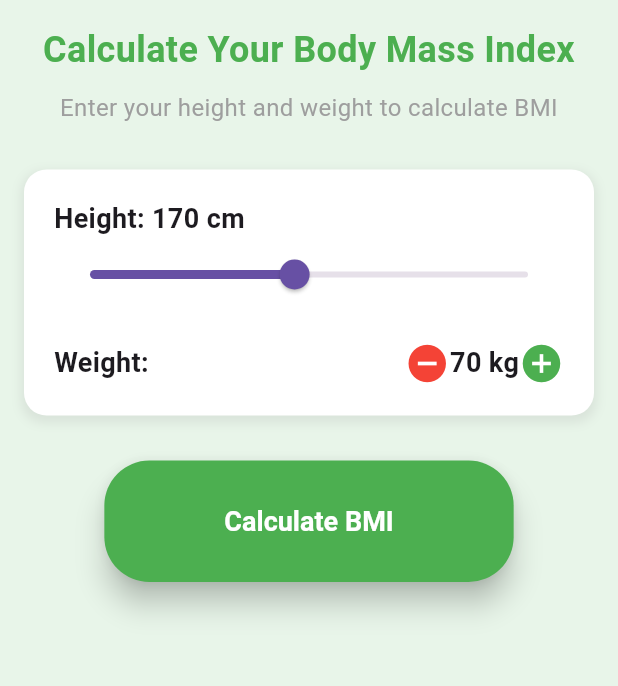
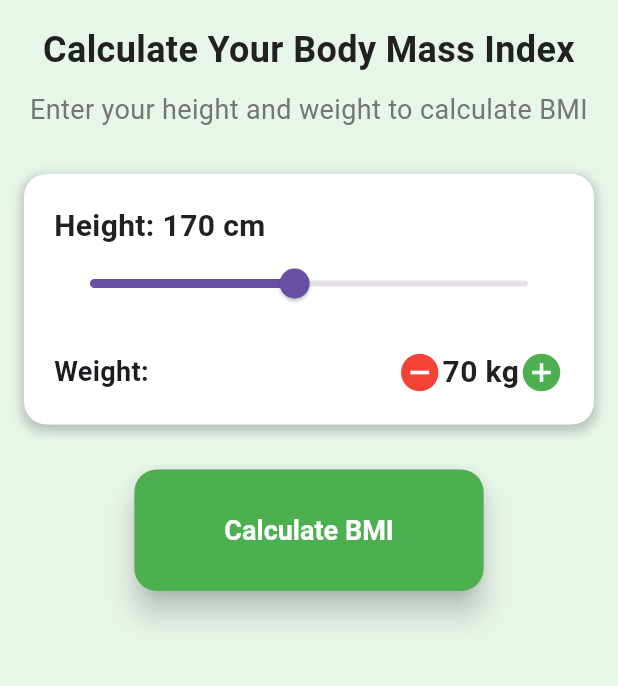
Before and after one commit to uroojkhadim/FA23-BSE-019-5A-UroojKhadim, a Flutter app: the screen it shows after launch, after a tap on the "slideshow" icon, on a phone screen of 412 x 824 dp, the part 84-770 px from its top. Run offline on Flutter 3.47's test engine with Material 3 defaults, Android fonts, the phone set to English and light mode, and no system bars; our stand-ins replace csv, file_picker, fl_chart, flutter_local_notifications, google_sign_in, googleapis_auth and 5 more; missing offline and left inert: excel, googleapis; accounts and stored records are empty.

Commit message:
video 12
Const Files Created:
1. ContainerConstants
Padding, margin, and border radius constants
Box shadow definitions with proper color values
Container dimensions for specific UI elements
2. ColorConstants
Primary app colors
Text colors for different purposes
BMI category colors
Button and input field colors
3. TextStyleConstants
Text styles for titles, body text, and specific elements
Consistent font sizes, weights, and colors
Styles for BMI value, category, and description
4. SpacingConstants
Standard spacing values (small, medium, large, etc.)
Padding and margin definitions for different UI elements
Implementation Throughout the App:

```diff
--- a/bmi_calculator/lib/main.dart
+++ b/bmi_calculator/lib/main.dart
@@ -10,6 +10,7 @@ import 'widgets/text_widgets.dart';
 import 'widgets/input_method.dart';
 import 'widgets/bmi_category.dart';
 import 'widgets/bmi_calculator_callbacks.dart';
+import 'widgets/constants/spacing_constants.dart';
 
 // =============================================================================
 // MAIN APPLICATION
@@ -192,17 +193,17 @@ class _BMICalculatorState extends State<BMICalculator> {
       // Main content area with scrollable layout
       body: SingleChildScrollView(
         child: Padding(
-          padding: const EdgeInsets.all(16.0),
+          padding: SpacingConstants.defaultPadding,
           child: Column(
             mainAxisAlignment: MainAxisAlignment.start,
             crossAxisAlignment: CrossAxisAlignment.stretch,
             children: [
               // App title
               const AppTitleText(),
-              const SizedBox(height: 10),
+              const SizedBox(height: SpacingConstants.medium),
               // App description
               const AppDescriptionText(),
-              const SizedBox(height: 30),
+              const SizedBox(height: SpacingConstants.huge),
 
               // Input cards based on selected method using conditional renderer
               BMICalculatorCallbacks.createConditionalRenderer(
@@ -251,7 +252,7 @@ class _BMICalculatorState extends State<BMICalculator> {
                 ),
               )(),
 
-              const SizedBox(height: 30),
+              const SizedBox(height: SpacingConstants.huge),
 
               // Calculate button
               Center(
@@ -264,7 +265,7 @@ class _BMICalculatorState extends State<BMICalculator> {
                 ),
               ),
 
-              const SizedBox(height: 30),
+              const SizedBox(height: SpacingConstants.huge),
 
               // Display BMI result if calculated using conditional renderer
               BMICalculatorCallbacks.createConditionalRenderer(
--- a/bmi_calculator/lib/widgets/app_theme.dart
+++ b/bmi_calculator/lib/widgets/app_theme.dart
@@ -1,5 +1,9 @@
 // Import the Flutter material design library
 import 'package:flutter/material.dart';
+import 'constants/color_constants.dart';
+import 'constants/text_style_constants.dart';
+import 'constants/spacing_constants.dart';
+import 'constants/container_constants.dart';
 
 /// Custom theme data class for the BMI calculator
 /// Contains all styling information for consistent UI across the app
@@ -8,72 +12,55 @@ class BMICalculatorTheme {
   static final ThemeData lightTheme = ThemeData(
     primarySwatch: Colors.blue,
     visualDensity: VisualDensity.adaptivePlatformDensity,
-    scaffoldBackgroundColor: const Color(0xFFE8F5E9), // Light green background
+    scaffoldBackgroundColor: ColorConstants.lightBackground,
     appBarTheme: const AppBarTheme(
-      backgroundColor: Colors.green, // Green app bar
+      backgroundColor: ColorConstants.primaryGreen,
       foregroundColor: Colors.white,
       elevation: 4,
-      titleTextStyle: TextStyle(
-        color: Colors.white,
-        fontSize: 22,
-        fontWeight: FontWeight.bold,
-      ),
+      titleTextStyle: TextStyleConstants.mediumTitle,
     ),
     elevatedButtonTheme: ElevatedButtonThemeData(
       style: ElevatedButton.styleFrom(
-        backgroundColor: Colors.green, // Green buttons
-        foregroundColor: Colors.white,
-        padding: const EdgeInsets.symmetric(horizontal: 50, vertical: 15),
-        textStyle: const TextStyle(
-          fontSize: 18,
-          fontWeight: FontWeight.bold,
-        ),
+        backgroundColor: ColorConstants.buttonColor,
+        foregroundColor: ColorConstants.buttonTextColor,
+        padding: SpacingConstants.buttonPadding,
+        textStyle: TextStyleConstants.buttonText,
         shape: RoundedRectangleBorder(
-          borderRadius: BorderRadius.circular(30), // Rounded buttons
+          borderRadius: ContainerConstants.defaultBorderRadius,
         ),
         elevation: 8,
       ),
     ),
     inputDecorationTheme: InputDecorationTheme(
       border: OutlineInputBorder(
-        borderRadius: BorderRadius.circular(15),
+        borderRadius: ContainerConstants.smallBorderRadius,
         borderSide: BorderSide.none,
       ),
       enabledBorder: OutlineInputBorder(
-        borderRadius: BorderRadius.circular(15),
+        borderRadius: ContainerConstants.smallBorderRadius,
         borderSide: BorderSide.none,
       ),
       focusedBorder: OutlineInputBorder(
-        borderRadius: BorderRadius.circular(15),
-        borderSide: const BorderSide(color: Colors.green, width: 2),
+        borderRadius: ContainerConstants.smallBorderRadius,
+        borderSide: const BorderSide(color: ColorConstants.inputFieldBorder, width: 2),
       ),
       filled: true,
-      fillColor: Colors.white, // White input fields
-      contentPadding: const EdgeInsets.all(20),
-      labelStyle: const TextStyle(
-        color: Colors.grey,
-        fontSize: 16,
-      ),
+      fillColor: ColorConstants.inputFieldBackground,
+      contentPadding: SpacingConstants.inputPadding,
+      labelStyle: TextStyleConstants.inputLabel,
     ),
     textTheme: const TextTheme(
-      headlineMedium: TextStyle(
-        fontSize: 20,
-        fontWeight: FontWeight.bold,
-        color: Colors.black87,
-      ),
-      bodyLarge: TextStyle(
-        fontSize: 16,
-        color: Colors.black54,
-      ),
+      headlineMedium: TextStyleConstants.smallTitle,
+      bodyLarge: TextStyleConstants.mediumBody,
     ),
   );
 
   // Color scheme for different BMI categories
   static const Map<String, Color> bmiCategoryColors = {
-    'Underweight': Colors.blue,
-    'Normal weight': Colors.green,
-    'Overweight': Colors.orange,
-    'Obese': Colors.red,
+    'Underweight': ColorConstants.underweightColor,
+    'Normal weight': ColorConstants.normalWeightColor,
+    'Overweight': ColorConstants.overweightColor,
+    'Obese': ColorConstants.obeseColor,
   };
 
   // Get color for BMI category
--- a/bmi_calculator/lib/widgets/bmi_result_card.dart
+++ b/bmi_calculator/lib/widgets/bmi_result_card.dart
@@ -4,6 +4,9 @@ import 'repeat_container.dart';
 import 'text_widgets.dart';
 import '../widgets/app_theme.dart';
 import 'bmi_category.dart';
+import 'constants/container_constants.dart';
+import 'constants/color_constants.dart';
+import 'constants/spacing_constants.dart';
 
 /// BMI Result Card Widget
 /// Displays the calculated BMI result with category and visualization
@@ -29,31 +32,25 @@ class BMIResultCard extends StatelessWidget {
   Widget build(BuildContext context) {
     return RepeatContainer(
       color: color, // Use category color as background
-      borderRadius: BorderRadius.circular(20), // More rounded corners
-      boxShadow: [
-        BoxShadow(
-          color: Colors.black.withOpacity(0.15), // Darker shadow for emphasis
-          blurRadius: 15,
-          offset: const Offset(0, 5),
-        ),
-      ],
+      borderRadius: ContainerConstants.largeBorderRadius, // More rounded corners
+      boxShadow: ContainerConstants.emphasizedBoxShadow,
       child: Column(
         children: [
           // Result title
           const BMIResultHeaderText(),
-          const SizedBox(height: 15),
+          const SizedBox(height: SpacingConstants.large),
           // Large BMI value display
           BMIValueText(bmi: bmi),
-          const SizedBox(height: 10),
+          const SizedBox(height: SpacingConstants.medium),
           // BMI category display
           CategoryLabelText(category: category.displayName),
-          const SizedBox(height: 15),
+          const SizedBox(height: SpacingConstants.large),
           // Visual BMI scale representation
           Container(
-            height: 20,
+            height: ContainerConstants.bmiScaleHeight,
             decoration: BoxDecoration(
               color: Colors.white.withOpacity(0.3), // Semi-transparent background
-              borderRadius: BorderRadius.circular(10),
+              borderRadius: ContainerConstants.smallBorderRadius,
             ),
             child: Row(
               children: [
@@ -62,7 +59,7 @@ class BMIResultCard extends StatelessWidget {
                   flex: 185,
                   child: Container(
                     decoration: const BoxDecoration(
-                      color: Colors.blue,
+                      color: ColorConstants.underweightColor,
                       borderRadius: BorderRadius.only(
                         topLeft: Radius.circular(10),
                         bottomLeft: Radius.circular(10),
@@ -74,14 +71,14 @@ class BMIResultCard extends StatelessWidget {
                 Expanded(
                   flex: 650,
                   child: Container(
-                    color: Colors.green,
+                    color: ColorConstants.normalWeightColor,
                   ),
                 ),
                 // Overweight section (orange)
                 Expanded(
                   flex: 500,
                   child: Container(
-                    color: Colors.orange,
+                    color: ColorConstants.overweightColor,
                   ),
                 ),
                 // Obese section (red)
@@ -89,7 +86,7 @@ class BMIResultCard extends StatelessWidget {
                   flex: 700,
                   child: Container(
                     decoration: const BoxDecoration(
-                      color: Colors.red,
+                      color: ColorConstants.obeseColor,
                       borderRadius: BorderRadius.only(
                         topRight: Radius.circular(10),
                         bottomRight: Radius.circular(10),
@@ -100,7 +97,7 @@ class BMIResultCard extends StatelessWidget {
               ],
             ),
           ),
-          const SizedBox(height: 10),
+          const SizedBox(height: SpacingConstants.medium),
           // Labels for the BMI scale
           const Row(
             mainAxisAlignment: MainAxisAlignment.spaceBetween,
@@ -111,7 +108,7 @@ class BMIResultCard extends StatelessWidget {
               ScaleLabelText(text: 'Obese'),
             ],
           ),
-          const SizedBox(height: 15),
+          const SizedBox(height: SpacingConstants.large),
           // Description based on BMI category
           CategoryDescriptionText(description: category.description),
         ],
--- /dev/null
+++ b/bmi_calculator/lib/widgets/constants/color_constants.dart
@@ -0,0 +1,43 @@
+// Import the Flutter material design library
+import 'package:flutter/material.dart';
+
+/// Constants for colors used throughout the BMI calculator app
+class ColorConstants {
+  /// Primary green color for the app
+  static const Color primaryGreen = Color(0xFF4CAF50);
+
+  /// Light background color
+  static const Color lightBackground = Color(0xFFE8F5E9);
+
+  /// Dark text color
+  static const Color darkText = Color(0xFF212121);
+
+  /// Medium text color
+  static const Color mediumText = Color(0xFF757575);
+
+  /// Light text color
+  static const Color lightText = Color(0xFFBDBDBD);
+
+  /// BMI category colors
+  static const Color underweightColor = Colors.blue;
+  static const Color normalWeightColor = Colors.green;
+  static const Color overweightColor = Colors.orange;
+  static const Color obeseColor = Colors.red;
+
+  /// Button colors
+  static const Color buttonColor = Color(0xFF4CAF50);
+  static const Color buttonTextColor = Colors.white;
+
+  /// Input field colors
+  static const Color inputFieldBackground = Colors.white;
+  static const Color inputFieldBorder = Color(0xFF4CAF50);
+
+  /// Success color
+  static const Color success = Colors.green;
+
+  /// Warning color
+  static const Color warning = Colors.orange;
+
+  /// Error color
+  static const Color error = Colors.red;
+}
--- /dev/null
+++ b/bmi_calculator/lib/widgets/constants/container_constants.dart
@@ -0,0 +1,51 @@
+// Import the Flutter material design library
+import 'package:flutter/material.dart';
+
+/// Constants for container styling throughout the BMI calculator app
+class ContainerConstants {
+  /// Default padding for containers
+  static const EdgeInsets defaultPadding = EdgeInsets.all(20.0);
+
+  /// Default margin for containers
+  static const EdgeInsets defaultMargin = EdgeInsets.all(0.0);
+
+  /// Default border radius for containers
+  static const BorderRadius defaultBorderRadius = BorderRadius.all(Radius.circular(15.0));
+
+  /// Large border radius for containers
+  static const BorderRadius largeBorderRadius = BorderRadius.all(Radius.circular(20.0));
+
+  /// Small border radius for containers
+  static const BorderRadius smallBorderRadius = BorderRadius.all(Radius.circular(10.0));
+
+  /// Default box shadow for containers
+  static const List<BoxShadow> defaultBoxShadow = [
+    BoxShadow(
+      color: Color(0x33000000), // Grey with opacity
+      spreadRadius: 2,
+      blurRadius: 5,
+      offset: Offset(0, 3),
+    ),
+  ];
+
+  /// Emphasized box shadow for containers
+  static const List<BoxShadow> emphasizedBoxShadow = [
+    BoxShadow(
+      color: Color(0x26000000), // Black with opacity
+      blurRadius: 15,
+      offset: Offset(0, 5),
+    ),
+  ];
+
+  /// No box shadow
+  static const List<BoxShadow> noBoxShadow = [];
+
+  /// Default container color
+  static const Color defaultColor = Colors.white;
+
+  /// Container height for BMI scale
+  static const double bmiScaleHeight = 20.0;
+
+  /// Container width for BMI category indicators
+  static const double categoryIndicatorWidth = 10.0;
+}
--- /dev/null
+++ b/bmi_calculator/lib/widgets/constants/spacing_constants.dart
@@ -0,0 +1,38 @@
+// Import the Flutter material design library
+import 'package:flutter/material.dart';
+
+/// Constants for spacing used throughout the BMI calculator app
+class SpacingConstants {
+  /// Small spacing (5.0)
+  static const double small = 5.0;
+
+  /// Medium spacing (10.0)
+  static const double medium = 10.0;
+
+  /// Large spacing (15.0)
+  static const double large = 15.0;
+
+  /// Extra large spacing (20.0)
+  static const double extraLarge = 20.0;
+
+  /// Huge spacing (30.0)
+  static const double huge = 30.0;
+
+  /// Default padding for app
+  static const EdgeInsets defaultPadding = EdgeInsets.all(16.0);
+
+  /// Default margin for app
+  static const EdgeInsets defaultMargin = EdgeInsets.all(0.0);
+
+  /// Padding for input fields
+  static const EdgeInsets inputPadding = EdgeInsets.all(20.0);
+
+  /// Padding for buttons
+  static const EdgeInsets buttonPadding = EdgeInsets.symmetric(horizontal: 30.0, vertical: 15.0);
+
+  /// Padding for cards
+  static const EdgeInsets cardPadding = EdgeInsets.all(20.0);
+
+  /// Margin between elements
+  static const EdgeInsets elementMargin = EdgeInsets.symmetric(vertical: 10.0);
+}
--- /dev/null
+++ b/bmi_calculator/lib/widgets/constants/text_style_constants.dart
@@ -0,0 +1,84 @@
+// Import the Flutter material design library
+import 'package:flutter/material.dart';
+import 'color_constants.dart';
+
+/// Constants for text styles used throughout the BMI calculator app
+class TextStyleConstants {
+  /// Large title style
+  static const TextStyle largeTitle = TextStyle(
+    fontSize: 24.0,
+    fontWeight: FontWeight.bold,
+    color: ColorConstants.darkText,
+  );
+
+  /// Medium title style
+  static const TextStyle mediumTitle = TextStyle(
+    fontSize: 22.0,
+    fontWeight: FontWeight.bold,
+    color: Colors.white,
+  );
+
+  /// Small title style
+  static const TextStyle smallTitle = TextStyle(
+    fontSize: 20.0,
+    fontWeight: FontWeight.bold,
+    color: ColorConstants.darkText,
+  );
+
+  /// Large body style
+  static const TextStyle largeBody = TextStyle(
+    fontSize: 18.0,
+    color: ColorConstants.mediumText,
+  );
+
+  /// Medium body style
+  static const TextStyle mediumBody = TextStyle(
+    fontSize: 16.0,
+    color: ColorConstants.mediumText,
+  );
+
+  /// Small body style
+  static const TextStyle smallBody = TextStyle(
+    fontSize: 14.0,
+    color: ColorConstants.lightText,
+  );
+
+  /// BMI value style
+  static const TextStyle bmiValue = TextStyle(
+    fontSize: 56.0,
+    fontWeight: FontWeight.bold,
+    color: Colors.white,
+  );
+
+  /// BMI category style
+  static const TextStyle bmiCategory = TextStyle(
+    fontSize: 24.0,
+    fontWeight: FontWeight.bold,
+    color: Colors.white,
+  );
+
+  /// BMI description style
+  static const TextStyle bmiDescription = TextStyle(
+    fontSize: 16.0,
+    color: Colors.white,
+  );
+
+  /// Scale label style
+  static const TextStyle scaleLabel = TextStyle(
+    fontSize: 12.0,
+    fontWeight: FontWeight.bold,
+    color: Colors.white,
+  );
+
+  /// Input label style
+  static const TextStyle inputLabel = TextStyle(
+    fontSize: 16.0,
+    color: Colors.grey,
+  );
+
+  /// Button text style
+  static const TextStyle buttonText = TextStyle(
+    fontSize: 18.0,
+    fontWeight: FontWeight.bold,
+  );
+}
--- a/bmi_calculator/lib/widgets/repeat_container.dart
+++ b/bmi_calculator/lib/widgets/repeat_container.dart
@@ -1,5 +1,6 @@
 // Import the Flutter material design library
 import 'package:flutter/material.dart';
+import 'constants/container_constants.dart';
 
 /// RepeatContainer class for consistent styled containers
 /// This widget provides a reusable container with consistent styling
@@ -29,8 +30,8 @@ class RepeatContainer extends StatelessWidget {
     required this.child,
     this.color,
     this.margin,
-    this.padding = const EdgeInsets.all(20),
-    this.borderRadius = const BorderRadius.all(Radius.circular(15)),
+    this.padding = ContainerConstants.defaultPadding,
+    this.borderRadius = ContainerConstants.defaultBorderRadius,
     this.boxShadow,
   }) : super(key: key);
 
@@ -40,16 +41,9 @@ class RepeatContainer extends StatelessWidget {
       margin: margin,
       padding: padding,
       decoration: BoxDecoration(
-        color: color ?? Colors.white, // Use provided color or default to white
+        color: color ?? ContainerConstants.defaultColor, // Use provided color or default to white
         borderRadius: borderRadius,
-        boxShadow: boxShadow ?? [
-          BoxShadow(
-            color: Colors.grey.withOpacity(0.2), // Subtle shadow
-            spreadRadius: 2,
-            blurRadius: 5,
-            offset: const Offset(0, 3), // Shadow offset
-          ),
-        ],
+        boxShadow: boxShadow ?? ContainerConstants.defaultBoxShadow,
       ),
       child: child, // Display the child widget
     );
--- a/bmi_calculator/lib/widgets/slider_input_card.dart
+++ b/bmi_calculator/lib/widgets/slider_input_card.dart
@@ -4,6 +4,7 @@ import 'repeat_container.dart';
 import 'icon_widgets.dart';
 import 'text_widgets.dart';
 import 'bmi_calculator_callbacks.dart';
+import 'constants/spacing_constants.dart';
 
 /// Slider Input Card Widget
 /// Displays input controls for height and weight using sliders and steppers
@@ -51,7 +52,7 @@ class _SliderInputCardState extends State<SliderInputCard> {
             label: widget.heightValue.round().toString(), // Display value when sliding
             onChanged: widget.onHeightChanged, // Callback when value changes
           ),
-          const SizedBox(height: 20), // Spacing
+          const SizedBox(height: SpacingConstants.extraLarge), // Spacing
           // Weight stepper controls with gesture detection
           Row(
             mainAxisAlignment: MainAxisAlignment.spaceBetween,
--- a/bmi_calculator/lib/widgets/text_input_card.dart
+++ b/bmi_calculator/lib/widgets/text_input_card.dart
@@ -3,6 +3,7 @@ import 'package:flutter/material.dart';
 import 'repeat_container.dart';
 import 'icon_widgets.dart';
 import 'bmi_calculator_callbacks.dart';
+import 'constants/spacing_constants.dart';
 
 /// Text Input Card Widget
 /// Displays input fields for height and weight using text fields
@@ -38,7 +39,7 @@ class TextInputCard extends StatelessWidget {
               _validateInput(value, 'height', context);
             },
           ),
-          const SizedBox(height: 20), // Spacing between fields
+          const SizedBox(height: SpacingConstants.extraLarge), // Spacing between fields
           // Weight input field with icon
           TextField(
             controller: weightController,
--- a/bmi_calculator/lib/widgets/text_widgets.dart
+++ b/bmi_calculator/lib/widgets/text_widgets.dart
@@ -1,5 +1,7 @@
 // Import the Flutter material design library
 import 'package:flutter/material.dart';
+import 'constants/text_style_constants.dart';
+import 'constants/spacing_constants.dart';
 
 /// Title text widget for the app
 class AppTitleText extends StatelessWidget {
@@ -10,11 +12,7 @@ class AppTitleText extends StatelessWidget {
     return const Text(
       'Calculate Your Body Mass Index',
       textAlign: TextAlign.center,
-      style: TextStyle(
-        fontSize: 24,
-        fontWeight: FontWeight.bold,
-        color: Colors.green,
-      ),
+      style: TextStyleConstants.largeTitle,
     );
   }
 }
@@ -28,7 +26,7 @@ class AppDescriptionText extends StatelessWidget {
     return const Text(
       'Enter your height and weight to calculate BMI',
       textAlign: TextAlign.center,
-      style: TextStyle(fontSize: 16, color: Colors.grey),
+      style: TextStyleConstants.largeBody,
     );
   }
 }
@@ -41,11 +39,7 @@ class BMIResultHeaderText extends StatelessWidget {
   Widget build(BuildContext context) {
     return const Text(
       'Your BMI Result',
-      style: TextStyle(
-        fontSize: 22,
-        fontWeight: FontWeight.bold,
-        color: Colors.white,
-      ),
+      style: TextStyleConstants.mediumTitle,
     );
   }
 }
@@ -60,11 +54,7 @@ class CategoryLabelText extends StatelessWidget {
   Widget build(BuildContext context) {
     return Text(
       category,
-      style: const TextStyle(
-        fontSize: 24,
-        fontWeight: FontWeight.bold,
-        color: Colors.white,
-      ),
+      style: TextStyleConstants.bmiCategory,
     );
   }
 }
@@ -79,11 +69,7 @@ class ScaleLabelText extends StatelessWidget {
   Widget build(BuildContext context) {
     return Text(
       text,
-      style: const TextStyle(
-        color: Colors.white,
-        fontSize: 12,
-        fontWeight: FontWeight.bold,
-      ),
+      style: TextStyleConstants.scaleLabel,
     );
   }
 }
@@ -99,10 +85,7 @@ class CategoryDescriptionText extends StatelessWidget {
     return Text(
       description,
       textAlign: TextAlign.center,
-      style: const TextStyle(
-        fontSize: 16,
-        color: Colors.white,
-      ),
+      style: TextStyleConstants.bmiDescription,
     );
   }
 }
@@ -117,10 +100,7 @@ class HeightValueText extends StatelessWidget {
   Widget build(BuildContext context) {
     return Text(
       'Height: ${height.round()} cm',
-      style: const TextStyle(
-        fontSize: 18,
-        fontWeight: FontWeight.bold,
-      ),
+      style: TextStyleConstants.smallTitle,
     );
   }
 }
@@ -135,10 +115,7 @@ class WeightValueText extends StatelessWidget {
   Widget build(BuildContext context) {
     return Text(
       '$weight kg',
-      style: const TextStyle(
-        fontSize: 18,
-        fontWeight: FontWeight.bold,
-      ),
+      style: TextStyleConstants.smallTitle,
     );
   }
 }
@@ -153,11 +130,7 @@ class BMIValueText extends StatelessWidget {
   Widget build(BuildContext context) {
     return Text(
       bmi.toStringAsFixed(1),
-      style: const TextStyle(
-        fontSize: 56,
-        fontWeight: FontWeight.bold,
-        color: Colors.white,
-      ),
+      style: TextStyleConstants.bmiValue,
     );
   }
 }
```
